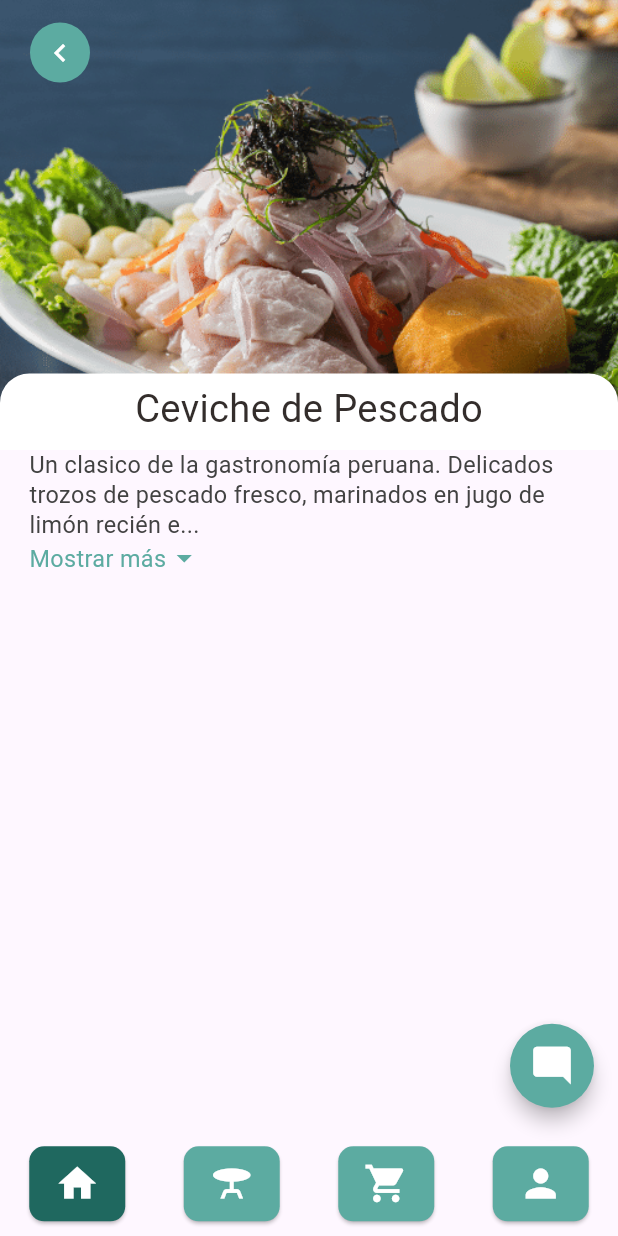
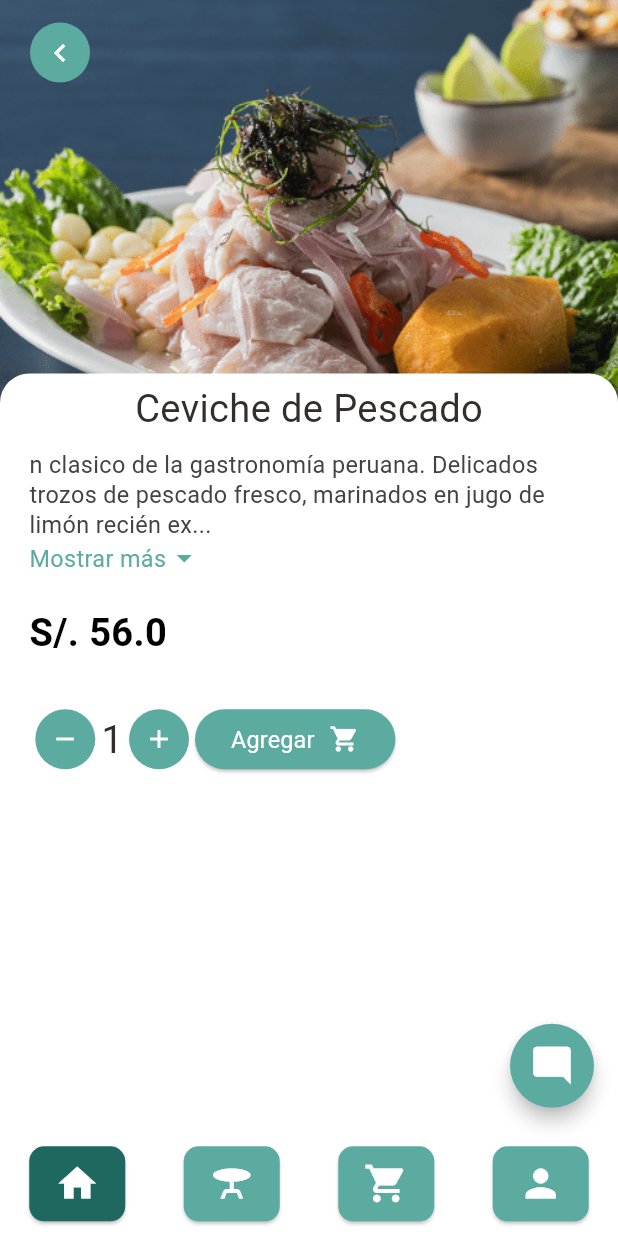
Before and after one commit to FavioSaico/food_hub, a Flutter app: the screen it shows after launch, after a tap on "Ceviche de Pescado", on a phone screen of 412 x 824 dp. Run offline on Flutter 3.47's test engine with Material 3 defaults, Android fonts, the phone set to English and light mode, and no system bars; our stand-ins replace dots_indicator, get.

Commit message:
Avance pagina principal

```diff
--- /dev/null
+++ b/lib/interfaces/product.dart
@@ -0,0 +1,22 @@
+class Product {
+  final String name;
+  final String description;
+  final double price;
+  final String imageUrl;
+  final String typeFood;
+  String shortDescription;
+  String time;
+  String timeDelivery;
+
+
+  Product({
+    required this.name,
+    required this.description,
+    required this.price,
+    required this.imageUrl,
+    required this.typeFood,
+    this.shortDescription = "Con ingredientes frescos",
+    this.time = "20 min",
+    this.timeDelivery = "10 min",
+  });
+}
--- a/lib/pages/food/recommended_food_detail.dart
+++ b/lib/pages/food/recommended_food_detail.dart
@@ -1,18 +1,31 @@
 import 'package:flutter/material.dart';
+import 'package:food_hub/interfaces/product.dart';
 import 'package:food_hub/utils/colors.dart';
 import 'package:food_hub/utils/dimensions.dart';
 import 'package:food_hub/widgets/app_icon.dart';
+// import 'package:food_hub/widgets/app_icon.dart';
 import 'package:food_hub/widgets/app_menu.dart';
 import 'package:food_hub/widgets/big_text.dart';
 import 'package:food_hub/widgets/exandable_text_widget.dart';
 
-class RecommendedFoodDetail extends StatelessWidget {
-  const RecommendedFoodDetail({super.key});
+class RecommendedFoodDetail extends StatefulWidget {
+
+  final Product product;
+  const RecommendedFoodDetail({super.key, required this.product});
+
+  @override
+  State<RecommendedFoodDetail> createState() => _RecommendedFoodDetailState();
+}
+
+class _RecommendedFoodDetailState extends State<RecommendedFoodDetail> {
+  int clickCounter = 1;
+  // final Product product;
+  // _RecommendedFoodDetailState(Product product);
 
   @override
   Widget build(BuildContext context) {
     return Scaffold(
-      // backgroundColor: Colors.white,
+      backgroundColor: Colors.white,
       body: CustomScrollView(
         slivers: [
           SliverAppBar(
@@ -49,7 +62,7 @@ class RecommendedFoodDetail extends StatelessWidget {
                     topRight: Radius.circular(Dimensions.radius20),
                   )
                 ),
-                child: Center(child: BigText(size: Dimensions.font26, text: "Ceviche de Pescado"),),
+                child: Center(child: BigText(size: Dimensions.font26, text: widget.product.name),),
               )
             ),
             pinned: true,
@@ -57,7 +70,7 @@ class RecommendedFoodDetail extends StatelessWidget {
             expandedHeight: 300,
             flexibleSpace: FlexibleSpaceBar(
               background: Image.asset(
-                "assets/imagenes/Ceviche_Pescado.png",
+                widget.product.imageUrl,
                 width: double.maxFinite,
                 fit: BoxFit.cover,
               ),
@@ -69,12 +82,73 @@ class RecommendedFoodDetail extends StatelessWidget {
                 Container(
                   margin: EdgeInsets.only(left: Dimensions.width20, right: Dimensions.width20),
                   child: ExpandableTextWidget(
-                    text: "Un clasico de la gastronomía peruana. Delicados trozos de pescado fresco, marinados en jugo de limón recién exprimido. El limón sutil peruano tiene características propias y aporta una frescura ácida inigualable. Nuestras cebollas imprimen un sabor marcado e intenso."
+                    text: widget.product.description
+                  ),
+                ),
+                // Botones
+                Container(
+                  margin: EdgeInsets.only(left: Dimensions.width20, right: Dimensions.width20, top: Dimensions.height20),
+                  child: Row(
+                    mainAxisAlignment: MainAxisAlignment.start,
+                    children: [
+                      Text(
+                        "S/. ${widget.product.price.toString()}",
+                        style: TextStyle(color: Colors.black, fontSize:Dimensions.font26, fontWeight: FontWeight.w600)
+                      ),
+                    ],
+                  ),
+                ),
+                Container(
+                  // height: 100,
+                  margin: EdgeInsets.only(left: Dimensions.width20, right: Dimensions.width20, top: Dimensions.height30),
+                  child: Row(
+                    mainAxisAlignment: MainAxisAlignment.start,
+                    children: [
+                      // Expanded(child: Center(child: Text("Contenido Principal"))),
+                      IconButton(
+                        onPressed: (){
+                          setState(() {
+                            clickCounter--;
+                          });
+                        },
+                        style: IconButton.styleFrom(
+                          backgroundColor: AppColors.mainColor
+                        ),
+                        icon: Icon(Icons.remove, color: Colors.white, size: 20),
+                      ),
+                      // AppIcon(iconSize: Dimensions.iconSize24, iconColor:Colors.white, backgroundColor: AppColors.mainColor, icon: Icons.remove),
+                      BigText(text: '$clickCounter', color: AppColors.mainBlackColor,size:Dimensions.font26),
+                      IconButton(
+                        onPressed: (){
+                          setState(() {
+                            clickCounter++;
+                          });
+                        },
+                        style: IconButton.styleFrom(
+                          backgroundColor: AppColors.mainColor
+                        ),
+                        icon: Icon(Icons.add, color: Colors.white, size: 20),
+                      ),
+                      ElevatedButton(
+                        onPressed: (){},
+                        style: ElevatedButton.styleFrom(
+                          backgroundColor: AppColors.mainColor,
+                        ),
+                        child: Row(
+                          children: [
+                            BigText(text: "Agregar", color: Colors.white,size:Dimensions.font16),
+                            SizedBox(width: 10),
+                            Icon(Icons.shopping_cart, color: Colors.white, size: 20),
+                          ],
+                        ),
+                      )
+                      // AppIcon(iconSize: Dimensions.iconSize24, iconColor:Colors.white, backgroundColor: AppColors.mainColor, icon: Icons.add),
+                    ],
                   ),
                 )
               ],
             )
-          )
+          ),
         ],
       ),
       // CHATBOT
--- a/lib/pages/home/body_food_page.dart
+++ b/lib/pages/home/body_food_page.dart
@@ -2,6 +2,7 @@
 
 import 'package:dots_indicator/dots_indicator.dart';
 import 'package:flutter/material.dart';
+import 'package:food_hub/interfaces/product.dart';
 import 'package:food_hub/pages/food/recommended_food_detail.dart';
 import 'package:food_hub/utils/colors.dart';
 import 'package:food_hub/utils/dimensions.dart';
@@ -9,15 +10,6 @@ import 'package:food_hub/widgets/app_column.dart';
 import 'package:food_hub/widgets/big_text.dart';
 import 'package:food_hub/widgets/icon_and_text_widget.dart';
 import 'package:food_hub/widgets/small_text.dart';
-
-class Product {
-  final String name;
-  final String description;
-  final double price;
-  final String imageUrl;
-
-  Product({required this.name, required this.description, required this.price, required this.imageUrl});
-}
 
 class BodyFoodPage extends StatefulWidget {
   const BodyFoodPage({super.key});
@@ -33,10 +25,30 @@ class _BodyFoodPageState extends State<BodyFoodPage> {
   final double _height = Dimensions.pageViewContainer;
 
   final List<Product> products = [
-    Product(name: "Ceviche de Pescado", description: "n clasico de la gastronomía peruana. Delicados trozos de pescado fresco, marinados en jugo de limón recién exprimido. El limón sutil peruano tiene características propias y aporta una frescura ácida inigualable. Nuestras cebollas imprimen un sabor marcado e intenso.",
-    price: 56.0, imageUrl: "assets/imagenes/Ceviche_Pescado.png"),
-    Product(name: "Arroz con mariscos", description: "Pantalla OLED, cámara de 108MP", price: 999.99, imageUrl: "assets/imagenes/ARROZ_CON_MARISCOS.png"),
-    Product(name: "Leche de tigre", description: "Cancelación de ruido, Bluetooth 5.0", price: 199.99, imageUrl: "assets/imagenes/LECHE_DE_TIGRE.png"),
+    Product(name: "Ceviche de Pescado",
+            description: "n clasico de la gastronomía peruana. Delicados trozos de pescado fresco, marinados en jugo de limón recién exprimido. El limón sutil peruano tiene características propias y aporta una frescura ácida inigualable. Nuestras cebollas imprimen un sabor marcado e intenso.",
+            price: 56.00,
+            imageUrl: "assets/imagenes/Ceviche_Pescado.png",
+            typeFood: "Fondo",
+            time: '20 min',
+            timeDelivery: '30 min'
+    ),
+    Product(name: "Arroz con mariscos",
+            description: "n clasico de la gastronomía peruana. Delicados trozos de pescado fresco, marinados en jugo de limón recién exprimido. El limón sutil peruano tiene características propias y aporta una frescura ácida inigualable. Nuestras cebollas imprimen un sabor marcado e intenso.",
+            price: 56.00,
+            imageUrl: "assets/imagenes/ARROZ_CON_MARISCOS.png",
+            typeFood: "Fondo",
+            time: '20 min',
+            timeDelivery: '30 min'
+    ),
+    Product(name: "Leche de tigre",
+            description: "n clasico de la gastronomía peruana. Delicados trozos de pescado fresco, marinados en jugo de limón recién exprimido. El limón sutil peruano tiene características propias y aporta una frescura ácida inigualable. Nuestras cebollas imprimen un sabor marcado e intenso.",
+            price: 56.00,
+            imageUrl: "assets/imagenes/LECHE_DE_TIGRE.png",
+            typeFood: "Fondo",
+            time: '20 min',
+            timeDelivery: '30 min'
+    ),
   ];
 
   @override
@@ -77,10 +89,10 @@ class _BodyFoodPageState extends State<BodyFoodPage> {
             activeShape: RoundedRectangleBorder(
                 borderRadius: BorderRadius.circular(5.0)),
           ),
-        )
+        ),
 
         //Popular text
-        ,SizedBox(height: Dimensions.height30),
+        SizedBox(height: Dimensions.height30),
         Container(
           margin: EdgeInsets.only(left: Dimensions.width30),
           child: Column(
@@ -111,16 +123,6 @@ class _BodyFoodPageState extends State<BodyFoodPage> {
                 ],
               ),
               BigText(text: "Popular"),
-              // SizedBox(width: Dimensions.width10,),
-              // Container(
-              //   margin: const EdgeInsets.only(bottom: 3),
-              //   child: BigText(text: ".", color:Colors.black26),
-              // ),
-              // SizedBox(width: Dimensions.width10,),
-              // Container(
-              //   margin: const EdgeInsets.only(bottom: 2),
-              //   child: SmallText(text: "Food hub",),
-              // )
             ],
           ),
         ),
@@ -138,19 +140,11 @@ class _BodyFoodPageState extends State<BodyFoodPage> {
                   context,
                   MaterialPageRoute(
                     allowSnapshotting: false,
-                    builder: (context) => RecommendedFoodDetail(),
+                    builder: (context) => RecommendedFoodDetail(product: product,),
                   ),
                 );
               },
               child: Container(
-              // onPressed: () {
-              //   Navigator.push(
-              //     context,
-              //     MaterialPageRoute(
-              //       builder: (context) => RecommendedFoodDetail(),
-              //     ),
-              //   );
-              // },
               margin: EdgeInsets.only(left: Dimensions.width20,right: Dimensions.width20, bottom: Dimensions.height10),
               child: Row(
                 children:[
@@ -190,24 +184,24 @@ class _BodyFoodPageState extends State<BodyFoodPage> {
                           children: [
                             BigText(text: product.name),
                             SizedBox(height:Dimensions.height10,),
-                            SmallText(text: "Con ingredientes frescos"),
+                            SmallText(text: product.shortDescription, color: Colors.black54,),
                             SizedBox(height:Dimensions.height10,),
                             Row(
                               mainAxisAlignment: MainAxisAlignment.spaceBetween,
                               children: [
                                 IconAndTextWidget(
                                   icon: Icons.set_meal,
-                                  text: "Fondo",
+                                  text: product.typeFood,
                                   iconColor: AppColors.iconColor1,
                                 ),
                                 IconAndTextWidget(
                                   icon: Icons.delivery_dining_sharp,
-                                  text: "20 min",
+                                  text: product.timeDelivery,
                                   iconColor: AppColors.iconcolor3,
                                 ),
                                 IconAndTextWidget(
                                   icon: Icons.access_time_rounded,
-                                  text: "15 min",
+                                  text: product.time,
                                   iconColor: AppColors.mainColor,
                                 ),
                               ],
```
